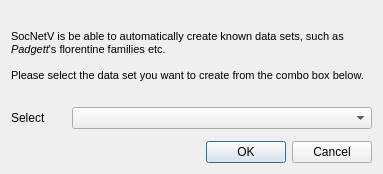
The window that trunk/src/forms/datasetselectdialog.ui (socnetv/app) describes before a commit, drawn with Qt 5.
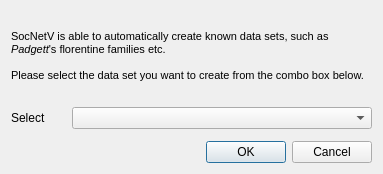
The same window after the commit.

Commit message: fixed typo in dataselection dialog

What changed in the file:
```diff
--- a/trunk/src/forms/datasetselectdialog.ui
+++ b/trunk/src/forms/datasetselectdialog.ui
@@ -7,7 +7,7 @@
     <x>0</x>
     <y>0</y>
     <width>383</width>
-    <height>171</height>
+    <height>172</height>
    </rect>
   </property>
   <property name="maximumSize">
@@ -32,10 +32,10 @@
       <string>&lt;!DOCTYPE HTML PUBLIC &quot;-//W3C//DTD HTML 4.0//EN&quot; &quot;http://www.w3.org/TR/REC-html40/strict.dtd&quot;&gt;
 &lt;html&gt;&lt;head&gt;&lt;meta name=&quot;qrichtext&quot; content=&quot;1&quot; /&gt;&lt;style type=&quot;text/css&quot;&gt;
 p, li { white-space: pre-wrap; }
-&lt;/style&gt;&lt;/head&gt;&lt;body style=&quot; font-family:'DejaVu Sans'; font-size:8pt; font-weight:400; font-style:normal;&quot;&gt;
-&lt;p style=&quot; margin-top:0px; margin-bottom:0px; margin-left:0px; margin-right:0px; -qt-block-indent:0; text-indent:0px;&quot;&gt;SocNetV is be able to automatically create known data sets, such as &lt;span style=&quot; font-style:italic;&quot;&gt;Padgett&lt;/span&gt;'s florentine families etc.&lt;/p&gt;
-&lt;p style=&quot;-qt-paragraph-type:empty; margin-top:0px; margin-bottom:0px; margin-left:0px; margin-right:0px; -qt-block-indent:0; text-indent:0px;&quot;&gt;&lt;/p&gt;
-&lt;p style=&quot; margin-top:0px; margin-bottom:0px; margin-left:0px; margin-right:0px; -qt-block-indent:0; text-indent:0px;&quot;&gt;Please select the data set you want to create from the combo box below.&lt;/p&gt;&lt;/body&gt;&lt;/html&gt;</string>
+&lt;/style&gt;&lt;/head&gt;&lt;body style=&quot; font-family:'Sans Serif'; font-size:9pt; font-weight:400; font-style:normal;&quot;&gt;
+&lt;p style=&quot; margin-top:0px; margin-bottom:0px; margin-left:0px; margin-right:0px; -qt-block-indent:0; text-indent:0px;&quot;&gt;&lt;span style=&quot; font-family:'DejaVu Sans'; font-size:8pt;&quot;&gt;SocNetV is able to automatically create known data sets, such as &lt;/span&gt;&lt;span style=&quot; font-family:'DejaVu Sans'; font-size:8pt; font-style:italic;&quot;&gt;Padgett&lt;/span&gt;&lt;span style=&quot; font-family:'DejaVu Sans'; font-size:8pt;&quot;&gt;'s florentine families etc.&lt;/span&gt;&lt;/p&gt;
+&lt;p style=&quot;-qt-paragraph-type:empty; margin-top:0px; margin-bottom:0px; margin-left:0px; margin-right:0px; -qt-block-indent:0; text-indent:0px; font-family:'DejaVu Sans'; font-size:8pt;&quot;&gt;&lt;/p&gt;
+&lt;p style=&quot; margin-top:0px; margin-bottom:0px; margin-left:0px; margin-right:0px; -qt-block-indent:0; text-indent:0px;&quot;&gt;&lt;span style=&quot; font-family:'DejaVu Sans'; font-size:8pt;&quot;&gt;Please select the data set you want to create from the combo box below.&lt;/span&gt;&lt;/p&gt;&lt;/body&gt;&lt;/html&gt;</string>
      </property>
      <property name="textFormat">
       <enum>Qt::RichText</enum>
```
